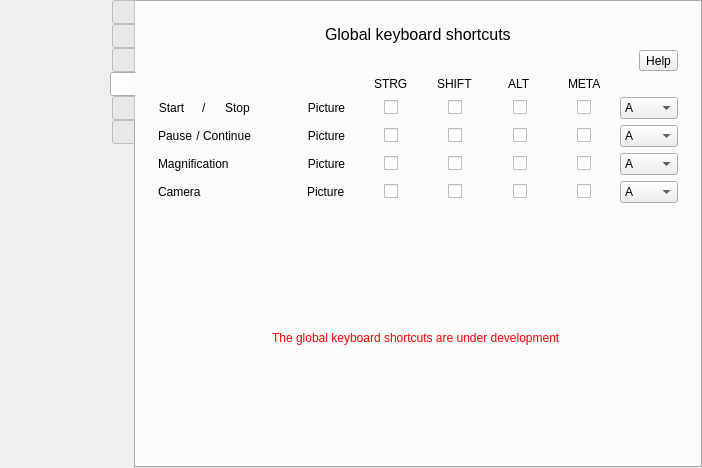
Before: the Qt Designer form src/formMainWindow.ui in vkohaupt/vokoscreenNG, drawn with Qt 5.
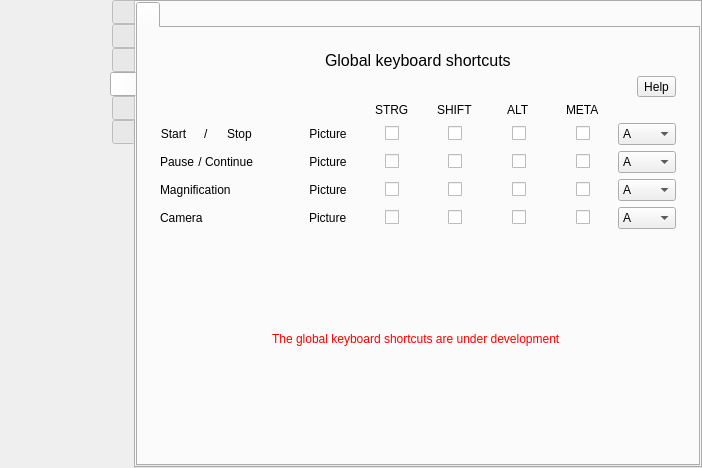
After: the same form once the commit is applied. The open tabs and pages were chosen to show the change. Icons and pictures are not drawn.

Commit message: global shortcut

Patch:
```diff
--- a/src/formMainWindow.ui
+++ b/src/formMainWindow.ui
@@ -3547,6 +3547,41 @@
         <string notr="true"/>
        </attribute>
        <layout class="QVBoxLayout" name="verticalLayout_33">
+        <property name="spacing">
+         <number>0</number>
+        </property>
+        <property name="leftMargin">
+         <number>0</number>
+        </property>
+        <property name="topMargin">
+         <number>0</number>
+        </property>
+        <property name="rightMargin">
+         <number>0</number>
+        </property>
+        <property name="bottomMargin">
+         <number>0</number>
+        </property>
+        <item>
+         <widget class="QTabWidget" name="tabWidget">
+          <property name="currentIndex">
+           <number>0</number>
+          </property>
+          <property name="iconSize">
+           <size>
+            <width>48</width>
+            <height>48</height>
+           </size>
+          </property>
+          <widget class="QWidget" name="tab">
+           <attribute name="icon">
+            <iconset resource="screencast.qrc">
+             <normaloff>:/pictures/screencast/shortcut.png</normaloff>:/pictures/screencast/shortcut.png</iconset>
+           </attribute>
+           <attribute name="title">
+            <string notr="true"/>
+           </attribute>
+           <layout class="QVBoxLayout" name="verticalLayout_34">
         <item>
          <widget class="QFrame" name="frame_screencast_shortcut">
           <property name="frameShape">
@@ -4749,9 +4784,6 @@
              </item>
             </layout>
            </item>
-          </layout>
-         </widget>
-        </item>
         <item>
          <spacer name="verticalSpacer_22">
           <property name="orientation">
@@ -4827,6 +4859,13 @@
            </size>
           </property>
          </spacer>
+               </item>
+              </layout>
+             </widget>
+            </item>
+           </layout>
+          </widget>
+         </widget>
         </item>
        </layout>
       </widget>
```
Left out of the diff: 8 changed lines with no effect on the pictures. Lines whose indentation alone changed are shown as unchanged.
